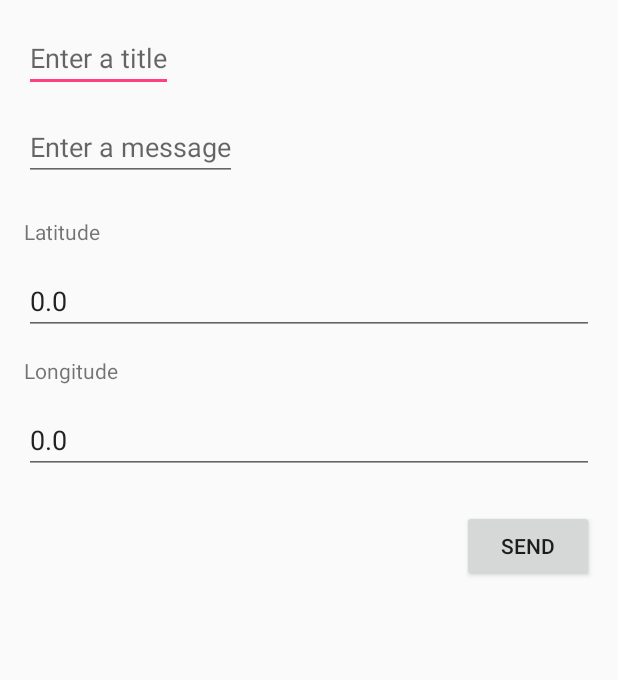
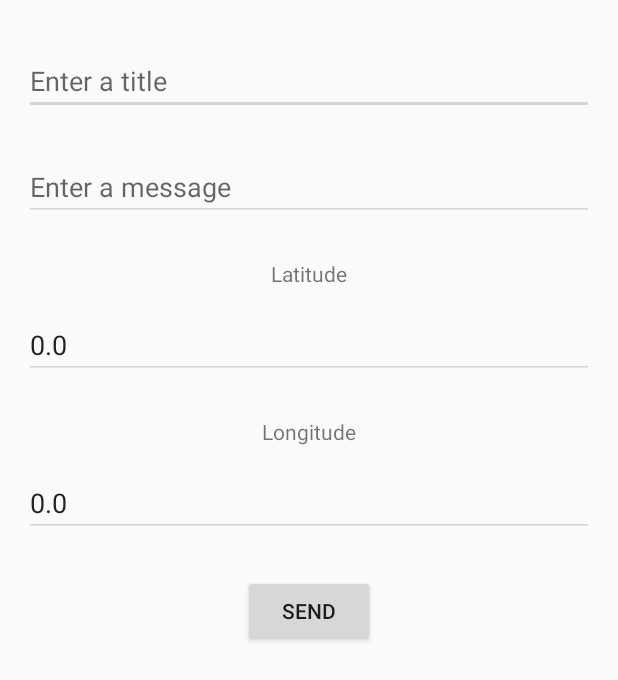
Before and after one commit to H-Huang/Whats-Happening, an Android app: the MapsActivity screen opened directly, with no data from a screen before it, after a tap on an icon or button, on a phone screen of 412 x 824 dp. Shown: the top 680 px of the screen. Run offline under Robolectric (Android 15) with nearby library versions, the phone set to English and light mode, and no system bars; our stand-ins replace Volley; 3 statements that could not run were skipped.

Commit message:
color changes for a e s t h e t i c

```diff
--- a/app/src/main/java/csm117/whatshappening/MapsActivity.java
+++ b/app/src/main/java/csm117/whatshappening/MapsActivity.java
@@ -82,21 +82,6 @@ public class MapsActivity extends FragmentActivity implements
             }
         });
 
-        String newString;
-        if (savedInstanceState == null) {
-            Bundle extras = getIntent().getExtras();
-            if(extras == null) {
-                newString= null;
-            } else {
-                newString= extras.getString("hello");
-                TextView textView = (TextView) findViewById(R.id.viewMessage);
-                textView.setText(newString);
-            }
-        } else {
-            newString= (String) savedInstanceState.getSerializable("hello");
-            TextView textView = (TextView) findViewById(R.id.viewMessage);
-            textView.setText(newString);
-        }
     }
 
     @Override
--- a/app/src/main/res/layout/activity_input.xml
+++ b/app/src/main/res/layout/activity_input.xml
@@ -13,38 +13,62 @@
     <EditText android:id="@+id/edit_title"
         android:layout_width="wrap_content"
         android:layout_height="wrap_content"
-        android:layout_marginBottom="14dp"
+        android:layout_marginTop="15dp"
+        android:layout_marginBottom="15dp"
         android:inputType="text"
-        android:hint="@string/edit_title" />
+        android:hint="@string/edit_title"
+        android:layout_alignParentRight="true"
+        android:layout_alignParentEnd="true"
+        android:layout_alignParentLeft="true"
+        android:layout_alignParentStart="true"
+        android:backgroundTint="@color/wallet_holo_blue_light" />
 
     <EditText android:id="@+id/latValue"
         android:layout_width="match_parent"
         android:layout_height="wrap_content"
-        android:layout_marginTop="14dp"
+        android:layout_marginTop="15dp"
         android:layout_below="@+id/latText"
         android:layout_alignParentLeft="true"
         android:layout_alignParentStart="true"
         android:inputType="number"
-        android:text="@string/fakelatValue"/>
+        android:text="@string/fakelatValue"
+        android:backgroundTint="@color/wallet_holo_blue_light"/>
+
+    <EditText android:id="@+id/longValue"
+        android:layout_width="match_parent"
+        android:layout_height="wrap_content"
+        android:layout_marginTop="15dp"
+        android:layout_below="@+id/longText"
+        android:layout_alignParentLeft="true"
+        android:layout_alignParentStart="true"
+        android:inputType="number"
+        android:text="@string/fakelongValue"
+        android:backgroundTint="@color/wallet_holo_blue_light"/>
+
+    <Button android:id="@+id/sendButton"
+        android:layout_width="wrap_content"
+        android:layout_height="wrap_content"
+        android:text="@string/button_send"
+        android:layout_marginTop="25dp"
+        android:layout_below="@+id/longValue"
+        android:layout_centerHorizontal="true" />
+
+    <TextView android:id="@+id/latText"
+        android:layout_width="wrap_content"
+        android:layout_height="wrap_content"
+        android:text="@string/latText"
+        android:layout_marginTop="25dp"
+        android:layout_below="@+id/edit_message"
+        android:layout_centerHorizontal="true"
+        />
 
     <TextView android:id="@+id/longText"
         android:layout_width="wrap_content"
         android:layout_height="wrap_content"
         android:text="@string/longText"
-        android:layout_marginTop="14dp"
+        android:layout_marginTop="25dp"
         android:layout_below="@+id/latValue"
-        android:layout_alignParentLeft="true"
-        android:layout_alignParentStart="true" />
-
-    <EditText android:id="@+id/longValue"
-        android:layout_width="match_parent"
-        android:layout_height="wrap_content"
-        android:layout_marginTop="14dp"
-        android:layout_below="@+id/longText"
-        android:layout_alignParentLeft="true"
-        android:layout_alignParentStart="true"
-        android:inputType="number"
-        android:text="@string/fakelongValue"/>
+        android:layout_centerHorizontal="true" />
 
     <EditText android:id="@+id/edit_message"
         android:layout_width="wrap_content"
@@ -53,24 +77,10 @@
         android:hint="@string/edit_message"
         android:layout_below="@+id/edit_title"
         android:layout_alignParentLeft="true"
-        android:layout_alignParentStart="true" />
-
-    <Button android:id="@+id/sendButton"
-        android:layout_width="wrap_content"
-        android:layout_height="wrap_content"
-        android:text="@string/button_send"
-        android:layout_below="@+id/longValue"
+        android:layout_alignParentStart="true"
+        android:layout_marginTop="10dp"
         android:layout_alignParentRight="true"
         android:layout_alignParentEnd="true"
-        android:layout_marginTop="24dp" />
-
-    <TextView android:id="@+id/latText"
-        android:layout_width="wrap_content"
-        android:layout_height="wrap_content"
-        android:text="@string/latText"
-        android:layout_below="@+id/edit_message"
-        android:layout_alignParentLeft="true"
-        android:layout_alignParentStart="true"
-        android:layout_marginTop="24dp" />
+        android:backgroundTint="@color/wallet_holo_blue_light"/>
 
 </RelativeLayout>
--- a/app/src/main/res/layout/activity_maps.xml
+++ b/app/src/main/res/layout/activity_maps.xml
@@ -45,25 +45,12 @@
         android:paddingLeft="5dp"
         android:paddingRight="5dp" />
 
-    <TextView
-        android:id="@+id/viewMessage"
-        android:layout_below="@id/latlongLocation"
-        android:layout_width="fill_parent"
-        android:layout_height="wrap_content"
-        android:gravity="top"
-        android:paddingTop="5dp"
-        android:paddingBottom="5dp"
-        android:textColor="#000000"
-        android:paddingLeft="5dp"
-        android:paddingRight="5dp" />
-
-    <fragment
+     <fragment
         android:id="@+id/map"
         android:name="com.google.android.gms.maps.SupportMapFragment"
         android:layout_width="match_parent"
         android:layout_height="match_parent"
         tools:context="csm117.whatshappening.MapsActivity"
-        android:layout_below="@+id/viewMessage"
         android:layout_alignParentLeft="true"
         android:layout_alignParentStart="true" />
 
```
